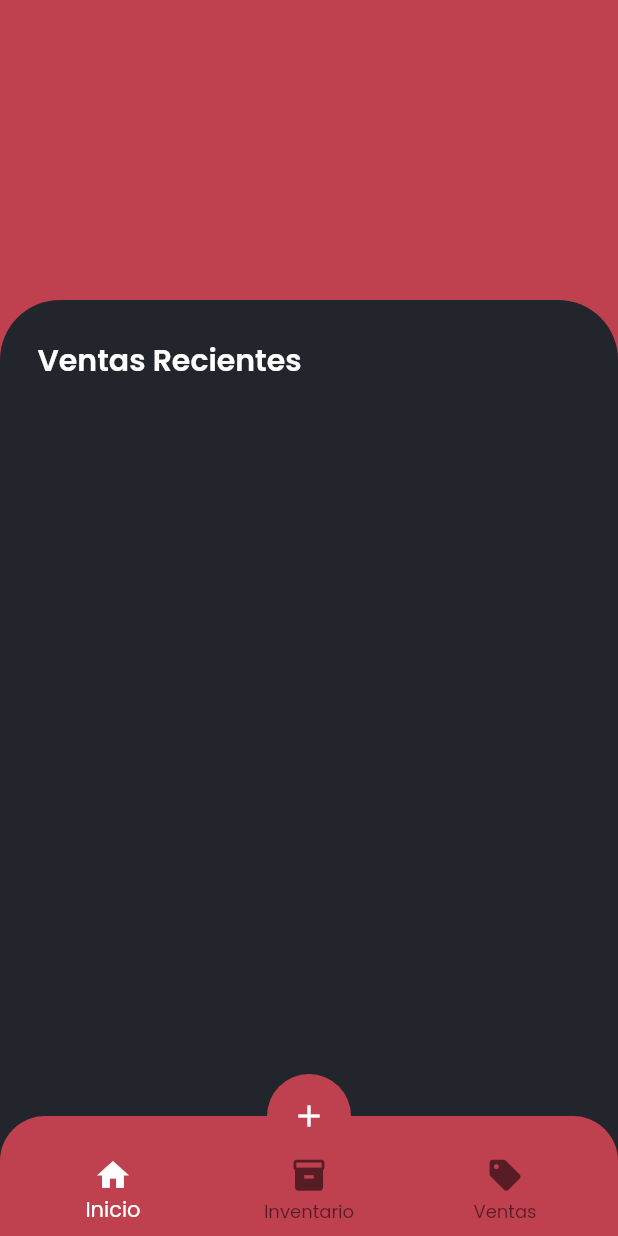
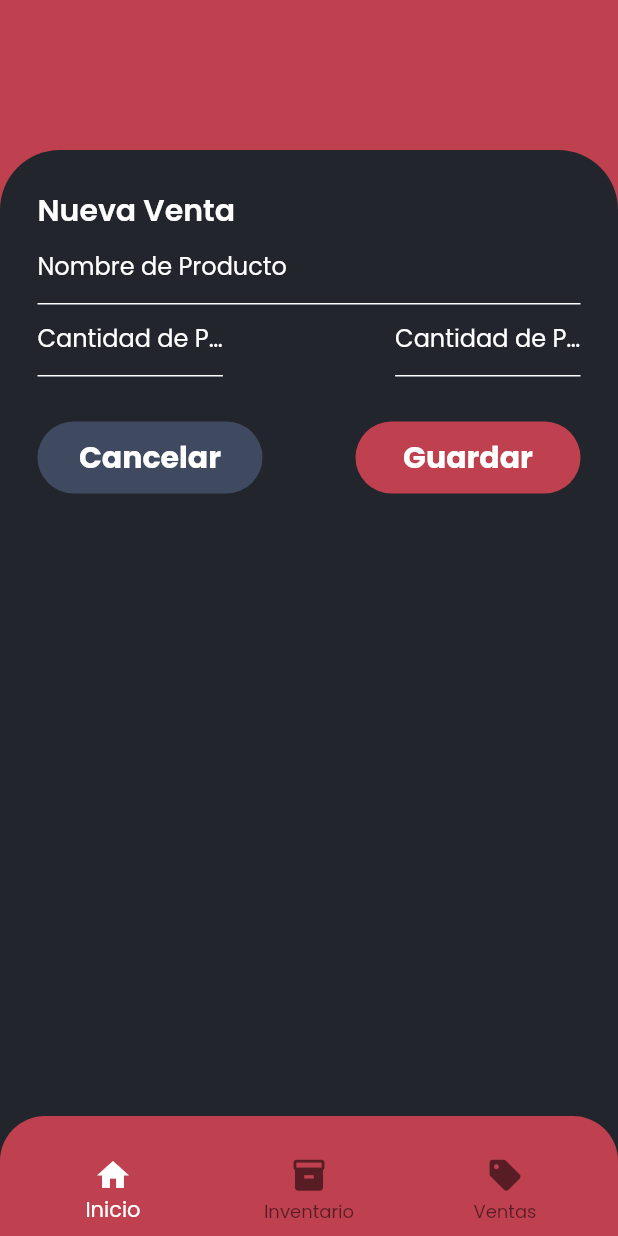
Before and after one commit to Hectorc70/ss_manager, a Flutter app: the NewOrdePage screen opened by its route, on a phone screen of 412 x 824 dp. Run offline on Flutter 3.47's test engine with Material 2 defaults, Android fonts, the light colour scheme and no system bars; our stand-ins replace firebase_auth, firebase_core, firebase_database; accounts and stored records are empty.

Commit message:
form de nueva venta

```diff
--- a/lib/main.dart
+++ b/lib/main.dart
@@ -3,7 +3,6 @@ import 'package:provider/provider.dart';
 import 'package:ss_manager/src/autenticacion/providers/autenticacion_provider.dart';
 import 'package:ss_manager/src/routes/routes.dart';
 import 'package:ss_manager/src/user/providers/orders_provider.dart';
-import 'package:ss_manager/src/validations/autenticacion.dart';
 import 'package:firebase_core/firebase_core.dart';
 
 void main() async {
--- a/lib/src/autenticacion/forms/login_form.dart
+++ b/lib/src/autenticacion/forms/login_form.dart
@@ -58,7 +58,7 @@ class LoginFormState extends State<LoginForm> {
 
   _validateForm(BuildContext) {
     if (_formKey.currentState!.validate()) {
-      Navigator.pushReplacementNamed(context, 'DataDelivery');
+      Navigator.pushReplacementNamed(context, 'home');
     }
   }
 }
--- a/lib/src/autenticacion/pages/login_page.dart
+++ b/lib/src/autenticacion/pages/login_page.dart
@@ -2,7 +2,6 @@ import 'package:flutter/material.dart';
 import 'package:provider/provider.dart';
 import 'package:ss_manager/src/autenticacion/forms/login_form.dart';
 import 'package:ss_manager/src/autenticacion/providers/autenticacion_provider.dart';
-import 'package:ss_manager/src/validations/autenticacion.dart';
 import 'package:ss_manager/src/widgets/fields_widgets.dart';
 
 class LoginPage extends StatelessWidget {
--- a/lib/src/routes/routes.dart
+++ b/lib/src/routes/routes.dart
@@ -4,7 +4,7 @@ import 'package:ss_manager/src/autenticacion/pages/login_page.dart';
 import 'package:ss_manager/src/autenticacion/pages/register_page.dart';
 import 'package:ss_manager/src/autenticacion/pages/welcome_page.dart';
 import 'package:ss_manager/src/user/pages/home_page.dart';
-import 'package:ss_manager/src/user/pages/new_order_page.dart';
+import 'package:ss_manager/src/user/pages/new_sale_page.dart';
 
 Map<String, WidgetBuilder> getApplicationRoutes() {
   return <String, WidgetBuilder>{
@@ -12,6 +12,6 @@ Map<String, WidgetBuilder> getApplicationRoutes() {
     'login': (BuildContext context) => LoginPage(),
     'register': (BuildContext context) => RegisterPage(),
     'home': (BuildContext context) => HomePage(),
-    'NewOrder': (BuildContext context) => NewOrdePage(),
+    'NewSale': (BuildContext context) => NewOrdePage(),
   };
 }
--- a/lib/src/user/forms/new_order_form.dart
+++ b/lib/src/user/forms/new_order_form.dart
@@ -1,30 +1,84 @@
+import 'package:flutter/material.dart';
+import 'package:ss_manager/src/widgets/buttons_widget.dart';
+import 'package:ss_manager/src/widgets/fields_widgets.dart';
 
-import 'package:flutter/material.dart';
-
-class OrderForm extends StatefulWidget {
+class SaleForm extends StatefulWidget {
   @override
-  OrderFormState createState() {
-    return OrderFormState();
+  SaleFormState createState() {
+    return SaleFormState();
   }
 }
 
-class OrderFormState extends State<OrderForm> {
+class SaleFormState extends State<SaleForm> {
   final GlobalKey<FormState> _formKey = GlobalKey<FormState>();
+  final controller = TextEditingController();
+  final controllerMount = TextEditingController();
+  final controllerTotal = TextEditingController();
+
+  @override
+  void dispose() {
+    controller.dispose();
+    controllerMount.dispose();
+    controllerTotal.dispose();
+    super.dispose();
+  }
 
   @override
   Widget build(BuildContext context) {
+    final width = MediaQuery.of(context).size.width;
     return Form(
       key: _formKey,
       child: Column(
         children: [
-          Text('context'),
-
+          FieldInputCustom(
+            controllerField: controller,
+            hintTextC: '',
+            labelTextInput: 'Nombre de Producto',
+          ),
+          Row(children: [
+            FieldInputMountCustom(
+              controllerField: controllerMount,
+              labelTextInput: 'Cantidad de Pzs',
+              widthForm: width * .30,
+            ),
+            Expanded(child: SizedBox()),
+            FieldInputMountCustom(
+              controllerField: controllerTotal,
+              labelTextInput: 'Cantidad de Pzs',
+              widthForm: width * .30,
+            ),
+          ]),
+          SizedBox(
+            height: 30.0,
+          ),
+          _buttonsActionsForm()
         ],
       ),
     );
   }
 
-  _form(){
+  _buttonsActionsForm() {
+    final colorPrimary = Theme.of(context).primaryColor;
+    final colorSecond = Theme.of(context).colorScheme.secondary;
 
+    return Row(
+      children: [
+        ButtonCustomForm(
+          textName: 'Cancelar',
+          colorBtn: colorSecond,
+          functionAction: _cancelAction,
+          width: 150.0,
+        ),
+        Expanded(child: SizedBox()),
+        ButtonCustomForm(
+          textName: 'Guardar',
+          colorBtn: colorPrimary,
+          functionAction: _cancelAction,
+          width: 150.0,
+        ),
+      ],
+    );
   }
+
+  _cancelAction(BuildContext context) {}
 }
--- a/lib/src/user/pages/home_page.dart
+++ b/lib/src/user/pages/home_page.dart
@@ -31,7 +31,7 @@ class HomePage extends StatelessWidget {
             bottomNavigationBar: BottomNavBarCustom(),
             floatingActionButton: FloatingActionButton(
               onPressed: () async {
-                await order.getLastOrders();
+                Navigator.of(context).pushReplacementNamed('NewSale');
               },
               elevation: 0.0,
               backgroundColor: colorP,
--- a/lib/src/user/pages/new_order_page.dart
+++ /dev/null
@@ -1,134 +0,0 @@
-import 'package:flutter/material.dart';
-import 'package:provider/provider.dart';
-import 'package:ss_manager/src/user/providers/orders_provider.dart';
-
-import 'package:ss_manager/src/widgets/bottom_nav_widge.dart';
-import 'package:ss_manager/src/widgets/custom_widgets.dart';
-
-class NewOrdePage extends StatelessWidget {
-  @override
-  Widget build(BuildContext context) {
-    final colorP = Theme.of(context).primaryColor;
-    final colorAcent = Theme.of(context).colorScheme.primaryVariant;
-    final width = MediaQuery.of(context).size.width;
-    final order = Provider.of<OrderProvider>(context);
-
-    return Material(
-      child: WillPopScope(
-          child: Scaffold(
-            appBar: PreferredSize(
-              preferredSize: Size(double.infinity, 200),
-              child: AppBarHomeCustom(),
-            ),
-            body: Stack(
-              children: [
-                Container(
-                  color: colorP,
-                ),
-                BodyHome(),
-              ],
-            ),
-            bottomNavigationBar: BottomNavBarCustom(),
-            floatingActionButton: FloatingActionButton(
-              onPressed: () async {
-                await order.createNewOrder();
-              },
-              elevation: 0.0,
-              backgroundColor: colorP,
-              child: Icon(
-                Icons.add,
-                color: colorAcent,
-              ),
-            ),
-            floatingActionButtonLocation:
-                FloatingActionButtonLocation.centerDocked,
-          ),
-          onWillPop: () {
-            return new Future(() => false);
-          }),
-    );
-  }
-}
-
-class BodyHome extends StatelessWidget {
-  @override
-  Widget build(BuildContext context) {
-    final colorP = Theme.of(context).colorScheme.secondaryVariant;
-
-    return Container(
-      padding: EdgeInsets.all(25.0),
-      decoration: BoxDecoration(
-        color: colorP,
-        borderRadius: BorderRadius.only(
-          topLeft: Radius.circular(40.0),
-          topRight: Radius.circular(40.0),
-        ),
-      ),
-      width: double.infinity,
-      child: Column(
-        children: [
-          _title(context),
-        ],
-      ),
-    );
-  }
-
-  Widget _title(BuildContext context) {
-    return Container(
-      width: double.infinity,
-      child: Text(
-        "Ventas Recientes",
-        style: TextStyle(
-            color: Colors.white, fontWeight: FontWeight.w600, fontSize: 20.0),
-        textAlign: TextAlign.left,
-      ),
-    );
-  }
-}
-
-class CardSaleToday extends StatelessWidget {
-  @override
-  Widget build(BuildContext context) {
-    final widthScreen = MediaQuery.of(context).size.width;
-    final colorSecond2 = Theme.of(context).colorScheme.secondaryVariant;
-    final colorP = Theme.of(context).primaryColor;
-
-    return Container(
-      height: 100.0,
-      width: widthScreen * .95,
-      padding: EdgeInsets.all(10.0),
-      decoration: BoxDecoration(
-          color: colorSecond2,
-          borderRadius: BorderRadius.circular(10.0),
-          boxShadow: <BoxShadow>[
-            BoxShadow(
-              color: Colors.black45,
-              blurRadius: 5.0,
-              offset: Offset(0.0, 3.0),
-              spreadRadius: 2.0,
-            )
-          ]),
-      child: Row(children: [
-        Container(
-          child: Column(
-            crossAxisAlignment: CrossAxisAlignment.start,
-            children: [
-              Text(
-                'Total Vendido Hoy',
-                style: TextStyle(
-                    color: Colors.white,
-                    fontWeight: FontWeight.w500,
-                    fontSize: 18.0),
-              ),
-              Text(
-                "\$ 200.00",
-                style: TextStyle(
-                    color: colorP, fontWeight: FontWeight.w600, fontSize: 25.0),
-              )
-            ],
-          ),
-        ),
-      ]),
-    );
-  }
-}
--- /dev/null
+++ b/lib/src/user/pages/new_sale_page.dart
@@ -0,0 +1,73 @@
+import 'package:flutter/material.dart';
+import 'package:provider/provider.dart';
+import 'package:ss_manager/src/user/forms/new_order_form.dart';
+import 'package:ss_manager/src/user/providers/orders_provider.dart';
+
+import 'package:ss_manager/src/widgets/bottom_nav_widge.dart';
+import 'package:ss_manager/src/widgets/custom_widgets.dart';
+
+class NewOrdePage extends StatelessWidget {
+  @override
+  Widget build(BuildContext context) {
+    final colorP = Theme.of(context).primaryColor;
+    final colorAcent = Theme.of(context).colorScheme.primaryVariant;
+    final width = MediaQuery.of(context).size.width;
+    final order = Provider.of<OrderProvider>(context);
+
+    return Material(
+      child: WillPopScope(
+          child: Scaffold(
+            appBar: PreferredSize(
+              preferredSize: Size(double.infinity, 100),
+              child: AppBarHomeCustom(),
+            ),
+            body: Stack(
+              children: [
+                Container(
+                  color: colorP,
+                ),
+                BodyHome(),
+              ],
+            ),
+            bottomNavigationBar: BottomNavBarCustom(),
+          ),
+          onWillPop: () {
+            return new Future(() => false);
+          }),
+    );
+  }
+}
+
+class BodyHome extends StatelessWidget {
+  @override
+  Widget build(BuildContext context) {
+    final colorP = Theme.of(context).colorScheme.secondaryVariant;
+
+    return Container(
+      padding: EdgeInsets.all(25.0),
+      decoration: BoxDecoration(
+        color: colorP,
+        borderRadius: BorderRadius.only(
+          topLeft: Radius.circular(40.0),
+          topRight: Radius.circular(40.0),
+        ),
+      ),
+      width: double.infinity,
+      child: Column(
+        children: [_title(context), Expanded(child: SaleForm())],
+      ),
+    );
+  }
+
+  Widget _title(BuildContext context) {
+    return Container(
+      width: double.infinity,
+      child: Text(
+        "Nueva Venta",
+        style: TextStyle(
+            color: Colors.white, fontWeight: FontWeight.w600, fontSize: 20.0),
+        textAlign: TextAlign.left,
+      ),
+    );
+  }
+}
--- a/lib/src/widgets/buttons_widget.dart
+++ b/lib/src/widgets/buttons_widget.dart
@@ -34,3 +34,42 @@ class ButtonCustomSubmit extends StatelessWidget {
         ));
   }
 }
+
+class ButtonCustomForm extends StatelessWidget {
+  ButtonCustomForm({
+    @required this.textName,
+    @required this.width,
+    @required this.functionAction,
+    @required this.colorBtn,
+  });
+
+  final textName;
+  final functionAction;
+  final width;
+  final colorBtn;
+
+  @override
+  Widget build(BuildContext context) {
+    final colorPrimary = Theme.of(context).primaryColor;
+    return Material(
+        color: colorBtn,
+        borderRadius: BorderRadius.circular(30.0),
+        child: MaterialButton(
+          padding: EdgeInsets.fromLTRB(0.0, 0.0, 0.0, 0.0),
+          minWidth: width,
+          onPressed: () async {
+            functionAction(context);
+          },
+          child: Text(
+            textName,
+            textAlign: TextAlign.center,
+            style: TextStyle(
+                fontFamily: 'Poppins',
+                fontSize: 20.0,
+                fontWeight: FontWeight.w800,
+                decoration: TextDecoration.none,
+                color: Colors.white),
+          ),
+        ));
+  }
+}
--- a/lib/src/widgets/fields_widgets.dart
+++ b/lib/src/widgets/fields_widgets.dart
@@ -43,3 +43,44 @@ class FieldInputCustom extends StatelessWidget {
     );
   }
 }
+
+class FieldInputMountCustom extends StatelessWidget {
+  FieldInputMountCustom({
+    this.typeInput = TextInputType.number,
+    @required this.labelTextInput,
+    @required this.controllerField,
+    this.widthForm,
+  });
+
+  final typeInput;
+  final labelTextInput;
+  final widthForm;
+  final controllerField;
+
+  @override
+  Widget build(BuildContext context) {
+    final colorError = Theme.of(context).colorScheme.error;
+    return Container(
+      width: widthForm,
+        child: TextFormField(
+      controller: this.controllerField,
+      style: TextStyle(color: Colors.white),
+      decoration: InputDecoration(
+        contentPadding: EdgeInsets.only(bottom: 0.0),
+        enabledBorder:
+            UnderlineInputBorder(borderSide: BorderSide(color: Colors.white)),
+        labelText: labelTextInput,
+        labelStyle: TextStyle(color: Colors.white),
+        errorStyle: TextStyle(color: colorError),
+      ),
+      keyboardType: typeInput,
+      validator: (value) {
+        if (value == '' || value == null) {
+          return 'Ingrese datos en campo';
+        }
+
+        return null;
+      },
+    ));
+  }
+}
```
Also changed, not shown: lib/src/autenticacion/pages/register_page.dart (+5 -22 lines), lib/src/user/providers/orders_provider.dart (+6 -6 lines), lib/src/validations/autenticacion.dart (deleted, +0 -26 lines), lib/src/validations/validation_item.dart (deleted, +0 -10 lines), lib/src/autenticacion/providers/user_provider.dart (added).
